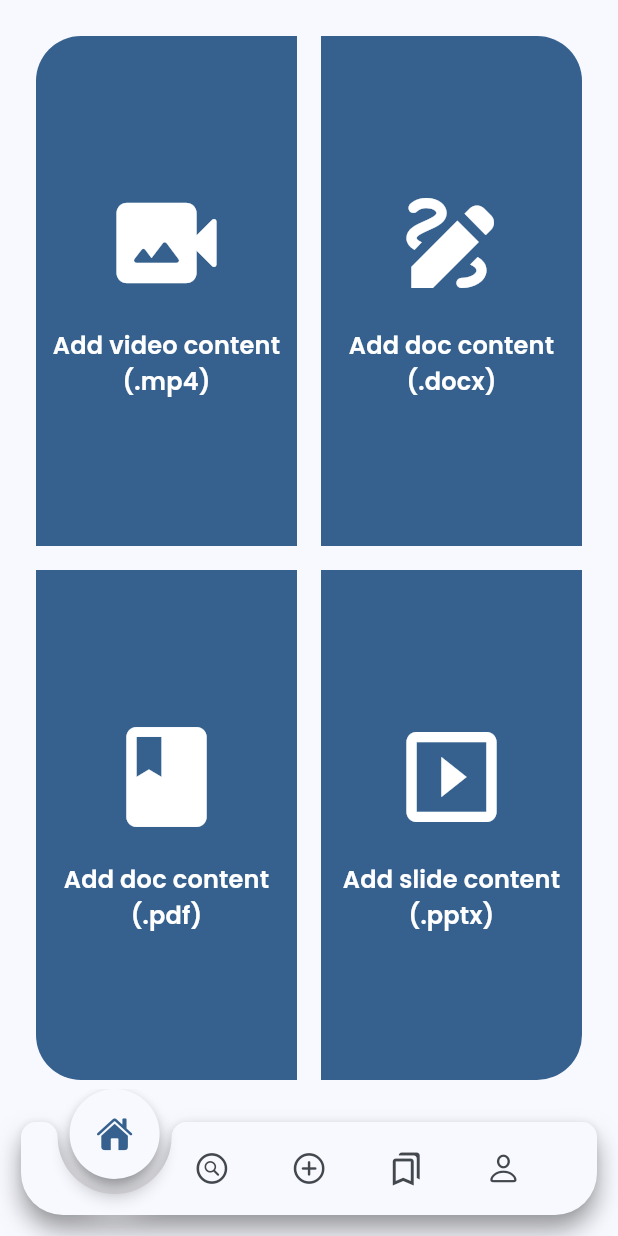
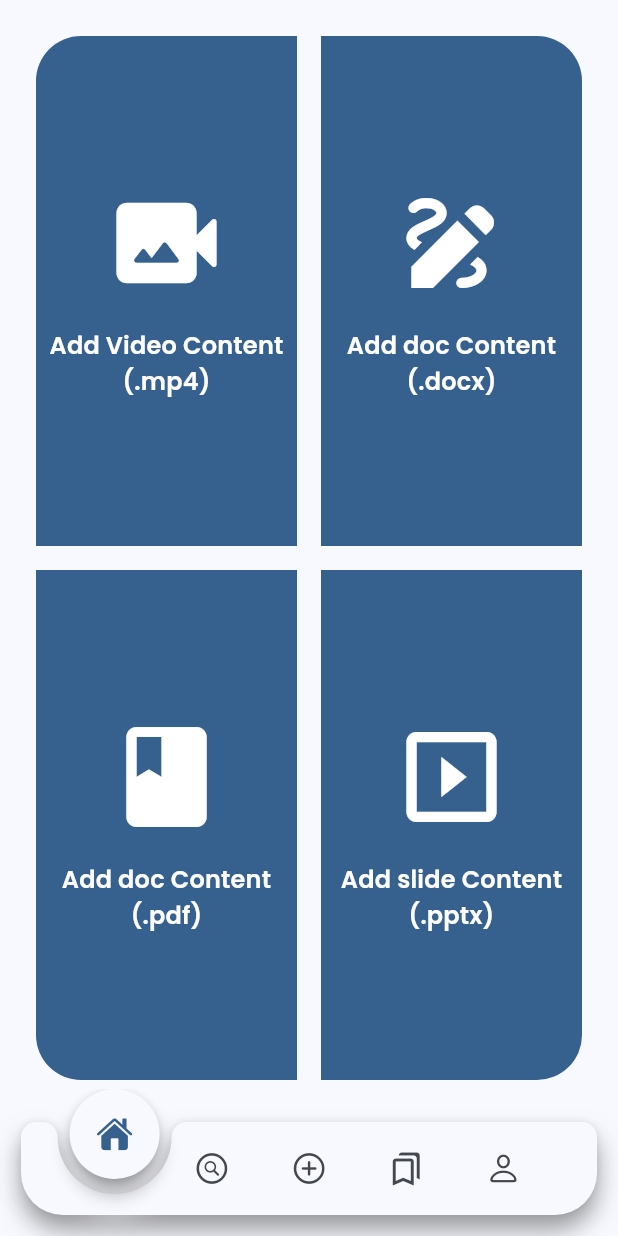
Before and after one commit to SoroushBeigi/academy, a Flutter app: the AddPage screen opened by its route, on a phone screen of 412 x 824 dp. Run offline on Flutter 3.47's test engine with Material 3 defaults, Android fonts, the phone set to English and light mode, and no system bars; our stand-ins replace cached_network_image, camera, chewie, concentric_transition, dio, equatable and 18 more; accounts and stored records are empty; generated files the repository leaves out were written again.

Commit message:
add page and localizations

```diff
--- a/lib/l10n/app_en.arb
+++ b/lib/l10n/app_en.arb
@@ -31,6 +31,10 @@
   "documents": "Attachments",
   "similarVideos": "Related videos",
   "submit": "Submit",
+  "addVideo": "Add Video Content (.mp4)",
+  "addWord": "Add doc Content (.docx)",
+  "addPdf": "Add doc Content (.pdf)",
+  "addSlide": "Add slide Content (.pptx)",
   "@helloWorld": {
     "description": "The conventional newborn programmer greeting"
   }
--- a/lib/l10n/app_fa.arb
+++ b/lib/l10n/app_fa.arb
@@ -30,5 +30,9 @@
     "showLess": "نمایش کمتر",
     "documents": "پیوست",
     "similarVideos": "ویدئوهای مشابه",
-    "submit": "ثبت"
+    "submit": "ثبت",
+    "addVideo": "افزودن ویدئو (.mp4)",
+    "addWord": "افزودن محتوای متنی (.docx)",
+    "addPdf": "افزودن محتوای متنی (.pdf)",
+    "addSlide": "افزودن اسلاید (.pptx) "
 }
--- a/lib/src/features/add/presentation/pages/add_page.dart
+++ b/lib/src/features/add/presentation/pages/add_page.dart
@@ -6,6 +6,7 @@ import 'package:academy/src/features/add/presentation/cubit/add_cubit.dart';
 import 'package:flutter/material.dart';
 import 'package:flutter_bloc/flutter_bloc.dart';
 import 'package:go_router/go_router.dart';
+import 'package:flutter_gen/gen_l10n/app_localizations.dart';
 
 class AddPage extends StatelessWidget {
   const AddPage({super.key});
@@ -58,7 +59,7 @@ class AddPage extends StatelessWidget {
                           ),
                           AppSize.s16.heightSizeBox(),
                           Text(
-                            'Add video content (.mp4)',
+                            AppLocalizations.of(context).addVideo,
                             textAlign: TextAlign.center,
                             style: styleHandler(true, context),
                           ),
@@ -86,7 +87,7 @@ class AddPage extends StatelessWidget {
                           ),
                           AppSize.s16.heightSizeBox(),
                           Text(
-                            'Add doc content (.docx)',
+                            AppLocalizations.of(context).addWord,
                             textAlign: TextAlign.center,
                             style: styleHandler(true, context),
                           ),
@@ -122,7 +123,7 @@ class AddPage extends StatelessWidget {
                           ),
                           AppSize.s16.heightSizeBox(),
                           Text(
-                            'Add doc content (.pdf)',
+                            AppLocalizations.of(context).addPdf,
                             textAlign: TextAlign.center,
                             style: styleHandler(true, context),
                           ),
@@ -149,7 +150,7 @@ class AddPage extends StatelessWidget {
                             size: 80,
                           ),
                           AppSize.s16.heightSizeBox(),
-                          Text('Add slide content (.pptx)',
+                          Text(AppLocalizations.of(context).addSlide,
                               textAlign: TextAlign.center,
                               style: styleHandler(true, context)),
                         ],
@@ -180,7 +181,7 @@ class AddPage extends StatelessWidget {
               mainAxisAlignment: MainAxisAlignment.center,
               children: [
                 GestureDetector(
-                  onTap: () => context.push('/add/addVideo'),
+                  onTap: () => getIt<AddCubit>().openFilePicker(),
                   child: Container(
                     margin: const EdgeInsets.all(16),
                     height: height / 4,
@@ -199,7 +200,7 @@ class AddPage extends StatelessWidget {
                         ),
                         AppSize.s16.heightSizeBox(),
                         Text(
-                          'Add video content (.mp4)',
+                          AppLocalizations.of(context).addVideo,
                           style: styleHandler(false, context),
                         ),
                       ],
@@ -226,7 +227,7 @@ class AddPage extends StatelessWidget {
                         ),
                         AppSize.s16.heightSizeBox(),
                         Text(
-                          'Add doc content (.docx)',
+                          AppLocalizations.of(context).addWord,
                           style: styleHandler(false, context),
                         ),
                       ],
@@ -258,7 +259,7 @@ class AddPage extends StatelessWidget {
                         ),
                         AppSize.s16.heightSizeBox(),
                         Text(
-                          'Add doc content (.pdf)',
+                          AppLocalizations.of(context).addPdf,
                           style: styleHandler(false, context),
                         ),
                       ],
@@ -284,7 +285,7 @@ class AddPage extends StatelessWidget {
                           size: 80,
                         ),
                         AppSize.s16.heightSizeBox(),
-                        Text('Add slide content (.pptx)',
+                        Text(AppLocalizations.of(context).addSlide,
                             style: styleHandler(false, context)),
                       ],
                     ),
--- a/lib/src/features/main/presentation/bloc/main_cubit.dart
+++ b/lib/src/features/main/presentation/bloc/main_cubit.dart
@@ -8,8 +8,11 @@ class MainCubit extends Cubit<MainState> {
   MainCubit() : super(const MainState(currentIndex: 0));
 
   final controller = BottomController(index: 0);
+  final bool isExtended = false;
+  int selectedIndex = 0;
 
   void updateNavigationIndexState(int index) {
+    selectedIndex=index;
     controller.jumpTo(index);
     emit(MainState(currentIndex: index));
   }
--- a/lib/src/features/main/presentation/screens/scaffold_with_nested_navigation_rail.dart
+++ b/lib/src/features/main/presentation/screens/scaffold_with_nested_navigation_rail.dart
@@ -1,6 +1,8 @@
 import 'package:academy/src/core/extensions/extensions.dart';
 import 'package:academy/src/core/resources/resources.dart';
+import 'package:academy/src/features/main/main.dart';
 import 'package:flutter/material.dart';
+import 'package:flutter_bloc/flutter_bloc.dart';
 import 'package:go_router/go_router.dart';
 import 'package:flutter_gen/gen_l10n/app_localizations.dart';
 
@@ -22,6 +24,7 @@ class ScaffoldWithNestedNavigationRail extends StatelessWidget {
         body: Row(
       children: [
         NavigationRail(
+          extended: context.read<MainCubit>().isExtended,
           selectedIndex: selectedIndex,
           destinations: <NavigationRailDestination>[
             NavigationRailDestination(
@@ -61,7 +64,7 @@ class ScaffoldWithNestedNavigationRail extends StatelessWidget {
             ),
           ],
           onDestinationSelected: onDestinationSelected,
-          labelType: NavigationRailLabelType.all,
+          labelType:context.read<MainCubit>().isExtended? NavigationRailLabelType.none : NavigationRailLabelType.all,
         ),
         const VerticalDivider(
           thickness: AppSize.s1,
```
Also changed, not shown: lib/src/features/search/presentation/pages/search_mobile_page/search_mobile_page.dart (+13 -20 lines), lib/src/features/search/presentation/pages/search_web_page/search_web_page.dart (+6 -25 lines), lib/src/features/search/presentation/widgets/search_field.dart (+16 -1 lines).
